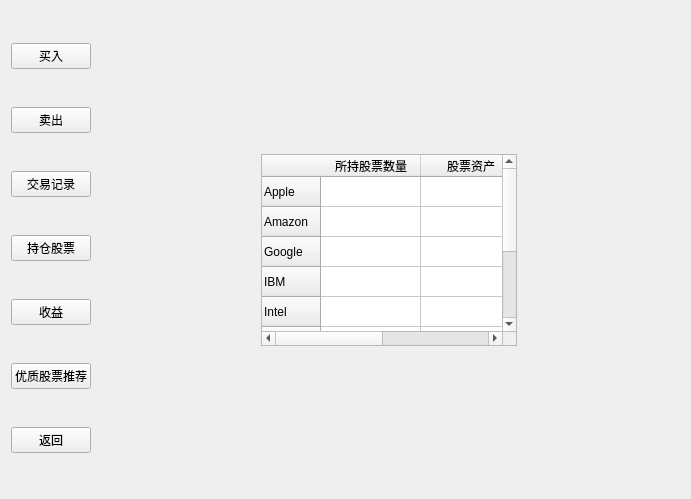
Before: the Qt Designer form VirtualStock_dir/buyin.ui in Vks-Feng/Nullptr, drawn with Qt 5.
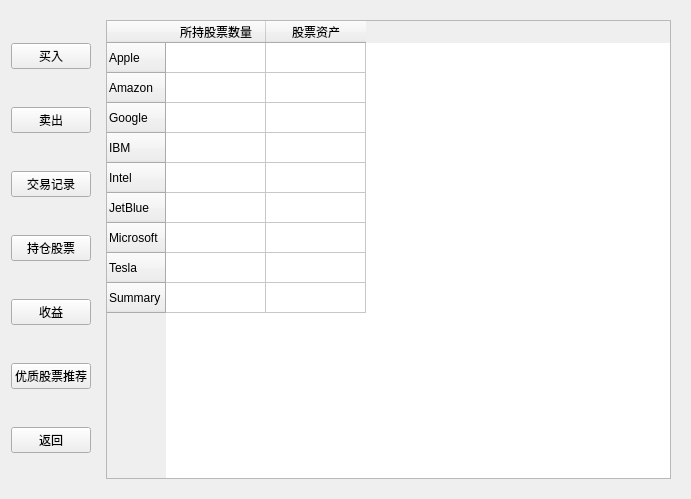
After: the same form once the commit is applied.

Commit message: fixing bugs with buyin page

What changed in the file:
```diff
--- a/VirtualStock_dir/buyin.ui
+++ b/VirtualStock_dir/buyin.ui
@@ -476,33 +476,23 @@
      </widget>
      <widget class="QWidget" name="PositionPage">
       <layout class="QGridLayout" name="gridLayout_5">
-       <item row="0" column="2">
-        <spacer name="verticalSpacer_6">
+       <item row="0" column="0">
+        <spacer name="verticalSpacer_5">
          <property name="orientation">
           <enum>Qt::Vertical</enum>
          </property>
-         <property name="sizeHint" stdset="0">
-          <size>
-           <width>20</width>
-           <height>40</height>
-          </size>
+         <property name="sizeType">
+          <enum>QSizePolicy::Expanding</enum>
          </property>
-        </spacer>
-       </item>
-       <item row="1" column="3">
-        <spacer name="horizontalSpacer_2">
-         <property name="orientation">
-          <enum>Qt::Horizontal</enum>
-         </property>
          <property name="sizeHint" stdset="0">
           <size>
-           <width>40</width>
-           <height>20</height>
+           <width>0</width>
+           <height>160</height>
           </size>
          </property>
         </spacer>
        </item>
-       <item row="1" column="2">
+       <item row="0" column="1">
         <widget class="QTableWidget" name="holdingTable">
          <row>
           <property name="text">
@@ -561,48 +551,6 @@
          </column>
         </widget>
        </item>
-       <item row="1" column="1">
-        <spacer name="verticalSpacer_5">
-         <property name="orientation">
-          <enum>Qt::Vertical</enum>
-         </property>
-         <property name="sizeType">
-          <enum>QSizePolicy::Expanding</enum>
-         </property>
-         <property name="sizeHint" stdset="0">
-          <size>
-           <width>0</width>
-           <height>160</height>
-          </size>
-         </property>
-        </spacer>
-       </item>
-       <item row="1" column="0">
-        <spacer name="horizontalSpacer">
-         <property name="orientation">
-          <enum>Qt::Horizontal</enum>
-         </property>
-         <property name="sizeHint" stdset="0">
-          <size>
-           <width>40</width>
-           <height>20</height>
-          </size>
-         </property>
-        </spacer>
-       </item>
-       <item row="2" column="2">
-        <spacer name="verticalSpacer_7">
-         <property name="orientation">
-          <enum>Qt::Vertical</enum>
-         </property>
-         <property name="sizeHint" stdset="0">
-          <size>
-           <width>20</width>
-           <height>40</height>
-          </size>
-         </property>
-        </spacer>
-       </item>
       </layout>
      </widget>
      <widget class="QWidget" name="IncomePage">
```
The commit also changes 5 other files.
